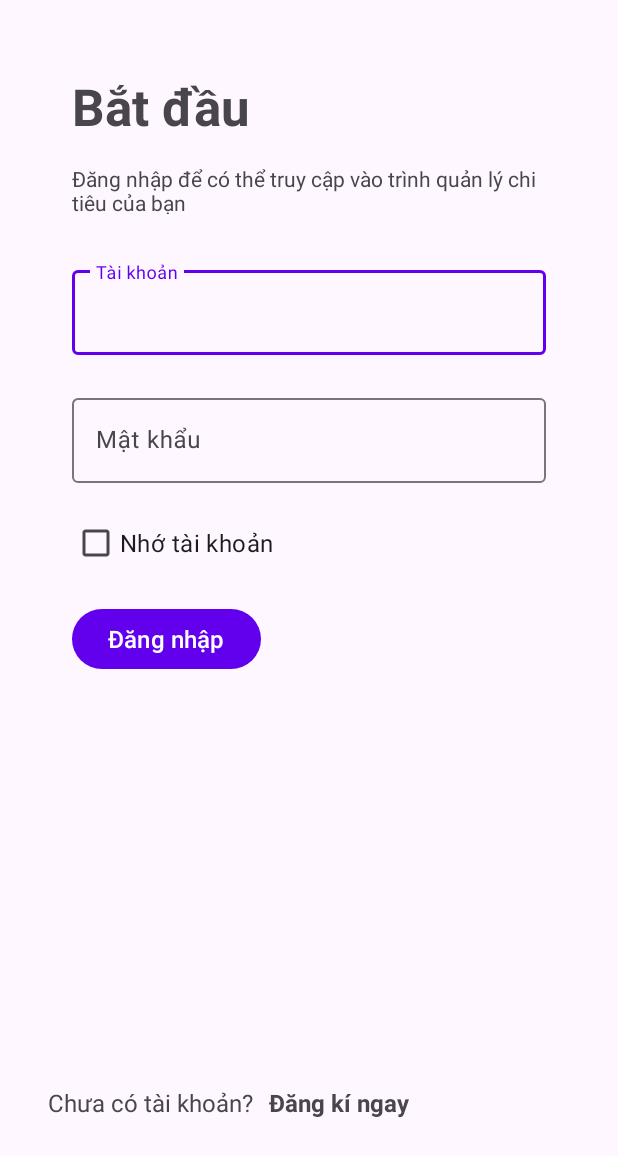
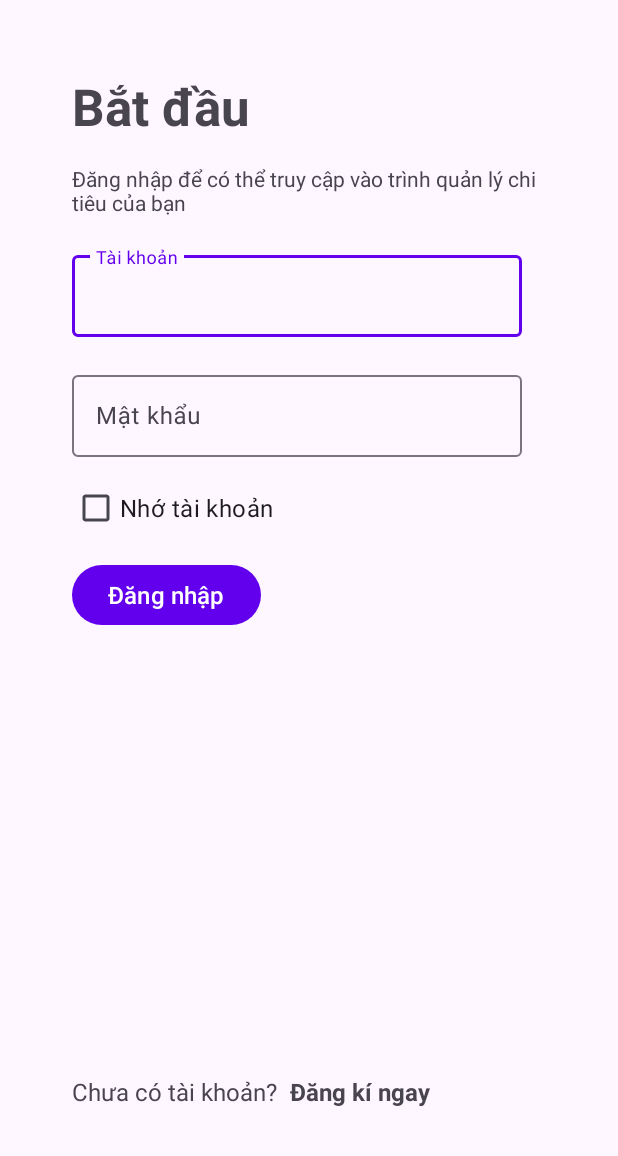
Before and after one commit to khanhworktime/financityFeedMyWallet, an Android app: the screen it shows after launch (LogIn), on a phone screen of 412 x 824 dp. Shown: the top 1156 px of the screen. Run offline under Robolectric (Android 15) with nearby library versions, the phone set to English and light mode, and no system bars.

Commit message:
login + signup

```diff
--- a/app/src/main/res/layout/login.xml
+++ b/app/src/main/res/layout/login.xml
@@ -23,7 +23,7 @@
     <TextView
         android:id="@+id/tv_1"
         android:layout_width="0dp"
-        android:layout_height="33dp"
+        android:layout_height="wrap_content"
         android:layout_marginTop="16dp"
         android:text="Đăng nhập để có thể truy cập vào trình quản lý chi tiêu của bạn"
         app:layout_constraintEnd_toEndOf="@+id/tv_start"
@@ -35,13 +35,13 @@
         android:id="@+id/tv_2"
         android:layout_width="wrap_content"
         android:layout_height="wrap_content"
-        android:layout_marginStart="32dp"
+        android:layout_marginStart="48dp"
         android:text="Chưa có tài khoản?"
         android:textSize="16sp"
         app:layout_constraintBottom_toBottomOf="parent"
         app:layout_constraintStart_toStartOf="parent"
         app:layout_constraintTop_toBottomOf="@+id/btn_login"
-        app:layout_constraintVertical_bias="0.778" />
+        app:layout_constraintVertical_bias="0.777" />
 
     <TextView
         android:id="@+id/tv_signup"
@@ -52,16 +52,16 @@
         android:textStyle="bold"
         app:layout_constraintBottom_toBottomOf="@+id/tv_2"
         app:layout_constraintEnd_toEndOf="parent"
-        app:layout_constraintHorizontal_bias="0.073"
+        app:layout_constraintHorizontal_bias="0.066"
         app:layout_constraintStart_toEndOf="@+id/tv_2"
         app:layout_constraintTop_toTopOf="@+id/tv_2"
-        app:layout_constraintVertical_bias="1.0" />
+        app:layout_constraintVertical_bias="0.0" />
 
     <CheckBox
         android:id="@+id/ck_rememberacc"
         android:layout_width="wrap_content"
         android:layout_height="wrap_content"
-        android:layout_marginTop="16dp"
+        android:layout_marginTop="10dp"
         android:text="Nhớ tài khoản"
         android:textSize="16sp"
         app:layout_constraintEnd_toEndOf="parent"
@@ -73,7 +73,7 @@
         android:id="@+id/btn_login"
         android:layout_width="wrap_content"
         android:layout_height="wrap_content"
-        android:layout_marginTop="16dp"
+        android:layout_marginTop="10dp"
         android:text="Đăng nhập"
         android:textSize="16sp"
         app:layout_constraintEnd_toEndOf="parent"
@@ -83,34 +83,40 @@
 
     <com.google.android.material.textfield.TextInputLayout
         android:id="@+id/textInputLayout"
-        android:layout_width="0dp"
-        android:layout_height="wrap_content"
-        android:layout_marginTop="32dp"
+        android:layout_width="300dp"
+        android:layout_height="60dp"
+        android:layout_marginTop="20dp"
         app:layout_constraintEnd_toEndOf="@+id/tv_1"
+        app:layout_constraintHorizontal_bias="0.0"
         app:layout_constraintStart_toStartOf="@+id/tv_1"
         app:layout_constraintTop_toBottomOf="@+id/tv_1">
 
         <com.google.android.material.textfield.TextInputEditText
             android:id="@+id/txUsername"
             android:layout_width="match_parent"
-            android:layout_height="wrap_content"
-            android:hint="Tài khoản" />
+            android:layout_height="match_parent"
+            android:hint="Tài khoản"
+            android:lineSpacingExtra="16sp"
+            android:textSize="16sp" />
     </com.google.android.material.textfield.TextInputLayout>
 
     <com.google.android.material.textfield.TextInputLayout
         android:id="@+id/textInputLayout2"
-        android:layout_width="0dp"
-        android:layout_height="wrap_content"
-        android:layout_marginTop="23dp"
+        android:layout_width="300dp"
+        android:layout_height="60dp"
+        android:layout_marginTop="20dp"
         app:layout_constraintEnd_toEndOf="@+id/textInputLayout"
+        app:layout_constraintHorizontal_bias="0.0"
         app:layout_constraintStart_toStartOf="@+id/textInputLayout"
         app:layout_constraintTop_toBottomOf="@+id/textInputLayout">
 
         <com.google.android.material.textfield.TextInputEditText
             android:id="@+id/txPwd"
             android:layout_width="match_parent"
-            android:layout_height="wrap_content"
-            android:hint="Mật khẩu" />
+            android:layout_height="match_parent"
+            android:hint="Mật khẩu"
+            android:lineSpacingExtra="16sp"
+            android:textSize="16sp" />
     </com.google.android.material.textfield.TextInputLayout>
 
 </androidx.constraintlayout.widget.ConstraintLayout>
--- a/app/src/main/res/layout/signup.xml
+++ b/app/src/main/res/layout/signup.xml
@@ -7,7 +7,7 @@
 
     <TextView
         android:id="@+id/tv_signup"
-        android:layout_width="wrap_content"
+        android:layout_width="0dp"
         android:layout_height="wrap_content"
         android:layout_marginStart="48dp"
         android:layout_marginTop="48dp"
@@ -22,8 +22,8 @@
 
     <TextView
         android:id="@+id/tv_3"
-        android:layout_width="213dp"
-        android:layout_height="38dp"
+        android:layout_width="0dp"
+        android:layout_height="wrap_content"
         android:layout_marginTop="10dp"
         android:text="Đăng kí ngay để chủ động quản lý ví tiền của bạn"
         app:layout_constraintEnd_toEndOf="@+id/tv_signup"
```
